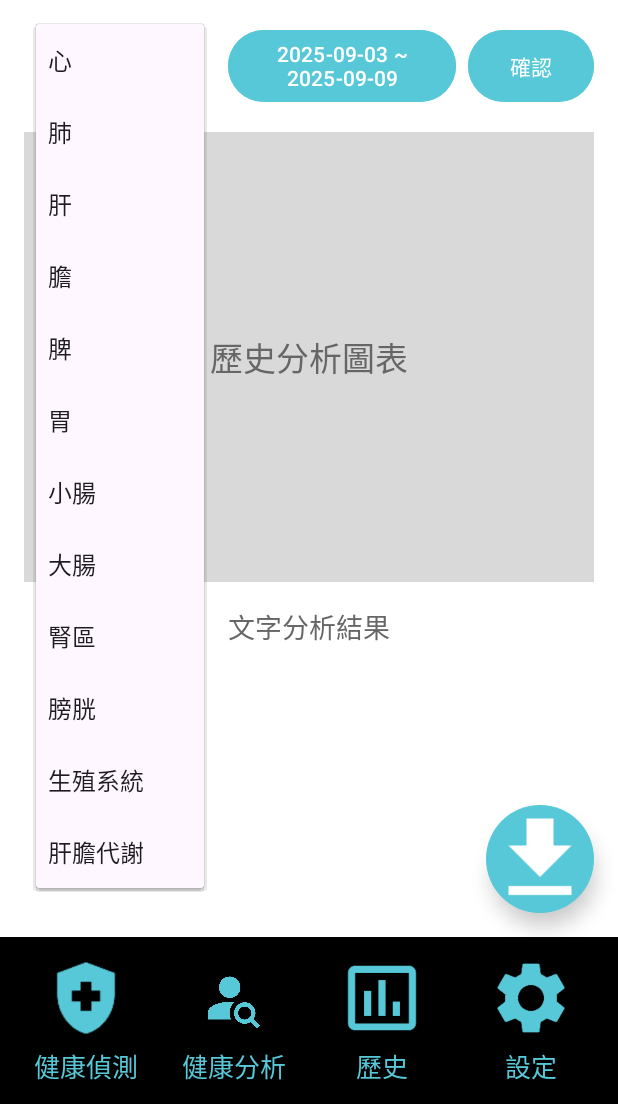
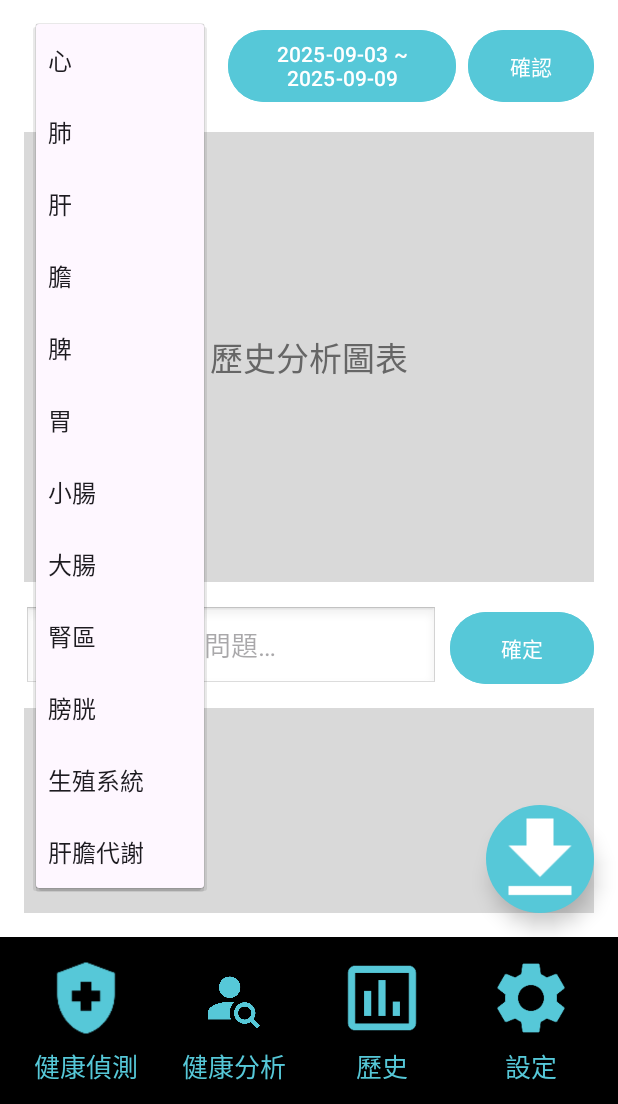
Before and after one commit to Yun-Work/TCMHAA, an Android app: the _cMainActivity screen opened directly, with no data from a screen before it, after a tap on an icon or button, on a phone screen of 412 x 824 dp, the part 132-1236 px from its top. Run offline under Robolectric (Android 15) with nearby library versions, the phone set to English and light mode, and no system bars.

Commit message:
歷史分析畫面更改(問答框&回答框)

```diff
--- a/app/src/main/java/com/example/tcmhaa/_cMainActivity.java
+++ b/app/src/main/java/com/example/tcmhaa/_cMainActivity.java
@@ -2,11 +2,14 @@ package com.example.tcmhaa;
 
 import android.content.Intent;
 import android.os.Bundle;
+import android.text.TextUtils;
 import android.widget.ArrayAdapter;
 import android.widget.Button;
+import android.widget.EditText;
 import android.widget.ImageButton;
 import android.widget.LinearLayout;
 import android.widget.Spinner;
+import android.widget.TextView;
 import android.widget.Toast;
 
 import androidx.appcompat.app.AppCompatActivity;
@@ -31,6 +34,7 @@ import okhttp3.OkHttpClient;
 import okhttp3.Request;
 import okhttp3.RequestBody;
 import okhttp3.Response;
+import java.util.concurrent.TimeUnit;
 
 public class _cMainActivity extends AppCompatActivity {
 
@@ -38,14 +42,25 @@ public class _cMainActivity extends AppCompatActivity {
     private Button btnPickRange, btnConfirm;
     private ImageButton btnDownload;
 
+    // 新增：問答區元件
+    private EditText etQuestion;
+    private Button btnAskConfirm;
+    private TextView tvAnswer;
+
     // 選擇的日期區間
     private Long selectedStartMillis;
     private Long selectedEndMillis;
 
     // 後端 API（依你的實際路徑調整）
-    private static final String HISTORY_API = "http://10.0.2.2:6060/api/history"; // TODO: 改成你的實際端點
+    private static final String HISTORY_API = "http://10.0.2.2:6060/api/history";   // TODO: 改成你的實際端點
+    private static final String RAG_ASK_API = "http://10.0.2.2:6060/api/rag/ask";    // TODO: 改成你的實際端點
     private static final MediaType JSON = MediaType.parse("application/json; charset=utf-8");
-    private final OkHttpClient http = new OkHttpClient();
+    private final OkHttpClient http = new OkHttpClient.Builder()
+            .connectTimeout(10, TimeUnit.SECONDS)
+            .writeTimeout(30, TimeUnit.SECONDS)
+            .readTimeout(120, TimeUnit.SECONDS)   // ← 最重要：拉長讀取逾時
+            .callTimeout(0, TimeUnit.SECONDS)     // ← 不設整體逾時（可視需要設 180s）
+            .build();
 
     @Override
     protected void onCreate(Bundle savedInstanceState) {
@@ -56,6 +71,11 @@ public class _cMainActivity extends AppCompatActivity {
         btnPickRange = findViewById(R.id.btnPickRange);
         btnConfirm   = findViewById(R.id.btnConfirm);
         btnDownload  = findViewById(R.id.btnDownload);
+
+        // 綁定新UI
+        etQuestion    = findViewById(R.id.etQuestion);
+        btnAskConfirm = findViewById(R.id.btnAskConfirm);
+        tvAnswer      = findViewById(R.id.tvAnswer);
 
         // 下拉選單資料
         ArrayAdapter<CharSequence> adapter = ArrayAdapter.createFromResource(
@@ -75,7 +95,7 @@ public class _cMainActivity extends AppCompatActivity {
         btnDownload.setOnClickListener(v ->
                 Toast.makeText(this, "這裡執行匯出/下載", Toast.LENGTH_SHORT).show());
 
-        // ✅ 按下確認才查歷史資料並顯示圖表
+        // 查歷史資料（保留原邏輯）
         btnConfirm.setOnClickListener(v -> {
             if (selectedStartMillis == null || selectedEndMillis == null) {
                 Toast.makeText(this, "請先選擇時間範圍", Toast.LENGTH_SHORT).show();
@@ -87,6 +107,25 @@ public class _cMainActivity extends AppCompatActivity {
             String endDate   = formatDate(selectedEndMillis);
 
             fetchHistory(organ, startDate, endDate);
+        });
+
+        // 送出問題給後端 RAG
+        btnAskConfirm.setOnClickListener(v -> {
+            String question = etQuestion.getText() != null ? etQuestion.getText().toString().trim() : "";
+            if (TextUtils.isEmpty(question)) {
+                Toast.makeText(this, "請先輸入問題", Toast.LENGTH_SHORT).show();
+                return;
+            }
+            if (selectedStartMillis == null || selectedEndMillis == null) {
+                Toast.makeText(this, "請先選擇時間範圍", Toast.LENGTH_SHORT).show();
+                return;
+            }
+            String organ = spOrgan.getSelectedItem() == null
+                    ? "" : spOrgan.getSelectedItem().toString();
+            String startDate = formatDate(selectedStartMillis);
+            String endDate   = formatDate(selectedEndMillis);
+
+            askRag(question, organ, startDate, endDate);
         });
 
         setupBottomNav();
@@ -153,14 +192,61 @@ public class _cMainActivity extends AppCompatActivity {
                     }
                     final String resp = response.body() != null ? response.body().string() : "";
                     runOnUiThread(() -> {
-                        // TODO: 將 resp 解析後，更新 blockChart 與 tvTextResult
-                        // 這裡先給使用者感知
+                        // TODO: 將 resp 解析後，更新 blockChart
                         Toast.makeText(_cMainActivity.this, "已載入歷史資料", Toast.LENGTH_SHORT).show();
-                        // 例如：findViewById<TextView>(R.id.tvTextResult).setText(resp);
                     });
                 }
             });
         } catch (JSONException e) {
+            Toast.makeText(this, "參數錯誤：" + e.getMessage(), Toast.LENGTH_LONG).show();
+        }
+    }
+
+    /** 問 RAG：question + organ + date range */
+    private void askRag(String question, String organ, String startDate, String endDate) {
+        // UI 狀態
+        btnAskConfirm.setEnabled(false);
+        tvAnswer.setText("思考中…");
+
+        try {
+            JSONObject body = new JSONObject();
+            body.put("question", question);
+            body.put("organ", organ);
+            body.put("start_date", startDate);
+            body.put("end_date", endDate);
+
+            Request request = new Request.Builder()
+                    .url(RAG_ASK_API)
+                    .post(RequestBody.create(body.toString(), JSON))
+                    .build();
+
+            http.newCall(request).enqueue(new Callback() {
+                @Override public void onFailure(Call call, IOException e) {
+                    runOnUiThread(() -> {
+                        btnAskConfirm.setEnabled(true);
+                        tvAnswer.setText("");
+                        Toast.makeText(_cMainActivity.this, "發問失敗：" + e.getMessage(), Toast.LENGTH_LONG).show();
+                    });
+                }
+
+                @Override public void onResponse(Call call, Response response) throws IOException {
+                    final String resp = response.body() != null ? response.body().string() : "";
+                    runOnUiThread(() -> {
+                        btnAskConfirm.setEnabled(true);
+                        String answer = resp;
+                        try {
+                            JSONObject obj = new JSONObject(resp);
+                            // 後端 rag_routes.py /rag/ask 回 {"answer": "..."}
+                            answer = obj.optString("answer", resp);
+                        } catch (Exception ignore) { }
+                        tvAnswer.setText(answer != null ? answer : "");
+                    });
+                }
+            });
+
+        } catch (JSONException e) {
+            btnAskConfirm.setEnabled(true);
+            tvAnswer.setText("");
             Toast.makeText(this, "參數錯誤：" + e.getMessage(), Toast.LENGTH_LONG).show();
         }
     }
--- a/app/src/main/res/layout/activity_mainhealthy_c.xml
+++ b/app/src/main/res/layout/activity_mainhealthy_c.xml
@@ -28,7 +28,7 @@
                 android:src="@drawable/newlogo"
                 android:contentDescription="@string/app_name" />
 
-            <!-- 下拉 + 時間軸 + 確認 -->
+            <!-- 下拉 + 時間範圍 + 確認 -->
             <LinearLayout
                 android:id="@+id/rowFilters"
                 android:layout_width="match_parent"
@@ -46,7 +46,6 @@
                     android:paddingEnd="8dp"
                     android:entries="@array/organs_options" />
 
-                <!-- 時間軸按鈕：加寬 + 自動縮字 -->
                 <Button
                     android:id="@+id/btnPickRange"
                     android:layout_width="0dp"
@@ -90,20 +89,61 @@
                     android:layout_gravity="center" />
             </FrameLayout>
 
-            <!-- 文字分析結果 -->
-            <TextView
-                android:id="@+id/tvTextResult"
+            <!-- 問題輸入列（取代原「文字分析結果」） -->
+            <LinearLayout
+                android:id="@+id/rowQuestion"
                 android:layout_width="match_parent"
                 android:layout_height="wrap_content"
-                android:text="@string/label_text_result"
-                android:textSize="18sp"
-                android:textColor="@color/placeholderText"
-                android:layout_marginTop="16dp"
-                android:gravity="center" />
+                android:orientation="horizontal"
+                android:gravity="center_vertical"
+                android:layout_marginTop="16dp">
+
+                <EditText
+                    android:id="@+id/etQuestion"
+                    android:layout_width="0dp"
+                    android:layout_height="56dp"
+                    android:layout_weight="1"
+                    android:hint="輸入想詢問的問題…"
+                    android:paddingStart="12dp"
+                    android:paddingEnd="12dp"
+                    android:background="@android:drawable/edit_text"
+                    android:singleLine="true"
+                    android:imeOptions="actionSend" />
+
+                <Button
+                    android:id="@+id/btnAskConfirm"
+                    android:layout_width="96dp"
+                    android:layout_height="56dp"
+                    android:layout_marginStart="8dp"
+                    android:text="確定"
+                    android:textAllCaps="false"
+                    android:backgroundTint="@color/maincolor"
+                    android:textColor="@android:color/white" />
+            </LinearLayout>
+
+            <!-- 回應區（顯示後端回答） -->
+            <FrameLayout
+                android:id="@+id/blockAnswer"
+                android:layout_width="match_parent"
+                android:layout_height="wrap_content"
+                android:minHeight="160dp"
+                android:layout_marginTop="12dp"
+                android:background="@color/placeholderGray">
+
+                <TextView
+                    android:id="@+id/tvAnswer"
+                    android:layout_width="match_parent"
+                    android:layout_height="wrap_content"
+                    android:padding="12dp"
+                    android:textColor="@android:color/black"
+                    android:textSize="16sp"
+                    tools:text="這裡顯示對您問題的回答…" />
+            </FrameLayout>
+
         </LinearLayout>
     </ScrollView>
 
-    <!-- 下方導覽列（先畫出來，FAB 放後面才會在最上層） -->
+    <!-- 下方導覽列 -->
     <include
         android:id="@+id/bottomBar"
         layout="@layout/layout_bottom_nav"
@@ -111,7 +151,7 @@
         android:layout_height="wrap_content"
         android:layout_alignParentBottom="true"/>
 
-    <!-- 固定右下角的下載 FAB（畫在最後，位於最上層） -->
+    <!-- 右下角下載 FAB -->
     <ImageButton
         android:id="@+id/btnDownload"
         android:layout_width="72dp"
```
